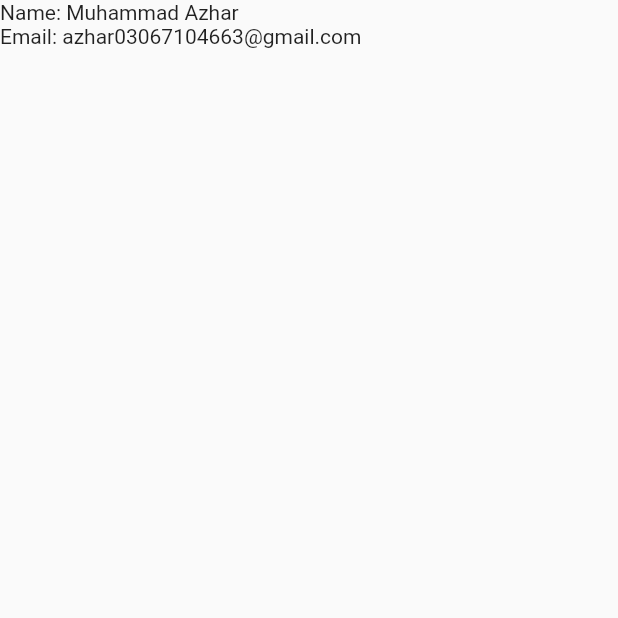
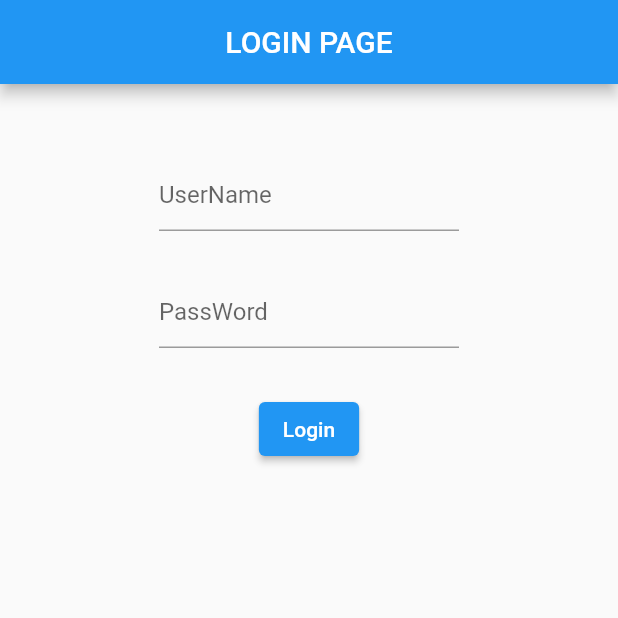
Before and after one commit to MuhammadAzhar8939/Flutter-Basic-Application, a Flutter app: the screen it shows after launch, on a phone screen of 412 x 824 dp, the top half of it. Run offline on Flutter 3.47's test engine with Material 2 defaults, Android fonts, the phone set to English and light mode, and no system bars; missing offline and left inert: dart:html.

Commit message:
simple login page in flutter

```diff
--- a/lib/main.dart
+++ b/lib/main.dart
@@ -1,3 +1,5 @@
+import 'dart:html';
+
 import 'package:flutter/material.dart';
 
 void main() {
@@ -8,8 +10,46 @@ class MyApp extends StatelessWidget {
   @override
   Widget build(BuildContext context) {
     return MaterialApp(
+      debugShowCheckedModeBanner: false,
       home: Scaffold(
-        body: Text("Name: Muhammad Azhar\nEmail: azhar03067104663@gmail.com"),
+        appBar: AppBar(
+          title: Center(child: Text("LOGIN PAGE")),
+        ),
+        body: Center(
+          child: Column(
+            children: [
+              SizedBox(
+                height: 50,
+              ),
+              Container(
+                width: 200,
+                child: TextField(
+                  decoration: InputDecoration(
+                    hintText: 'UserName',
+                  ),
+                ),
+              ),
+              SizedBox(
+                height: 30,
+              ),
+              Container(
+                width: 200,
+                child: TextField(
+                  decoration: InputDecoration(
+                    hintText: 'PassWord',
+                  ),
+                ),
+              ),
+              SizedBox(
+                height: 30,
+              ),
+              ElevatedButton(
+                onPressed: () {},
+                child: Text("Login"),
+              ),
+            ],
+          ),
+        ),
       ),
     );
   }
```
